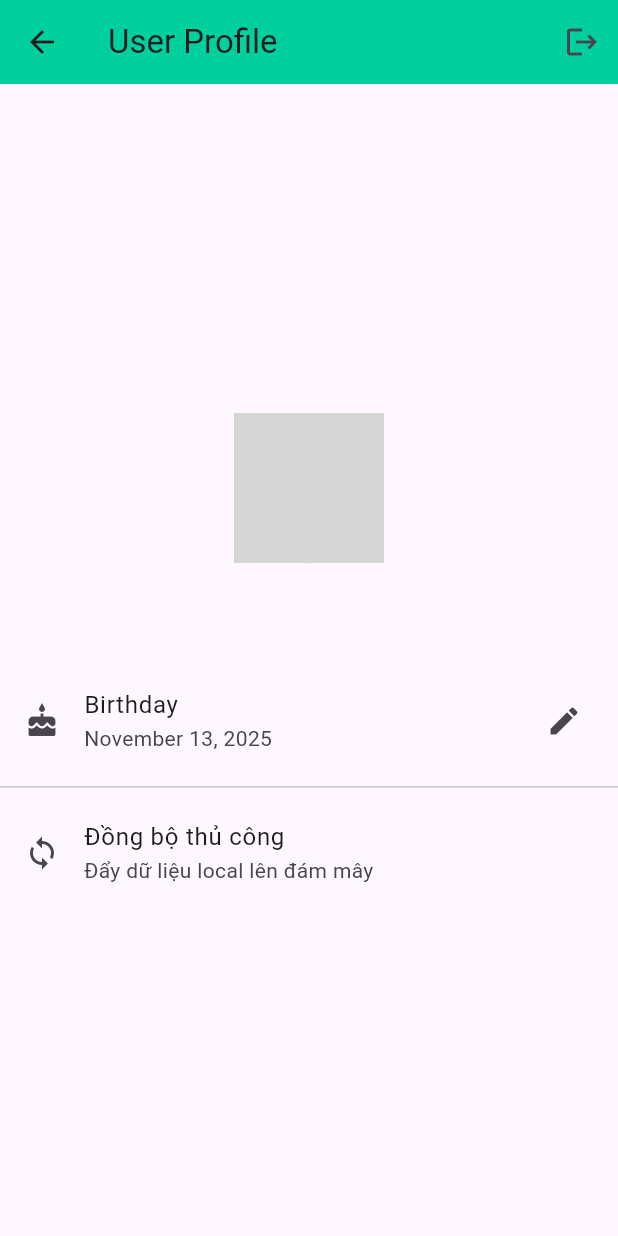
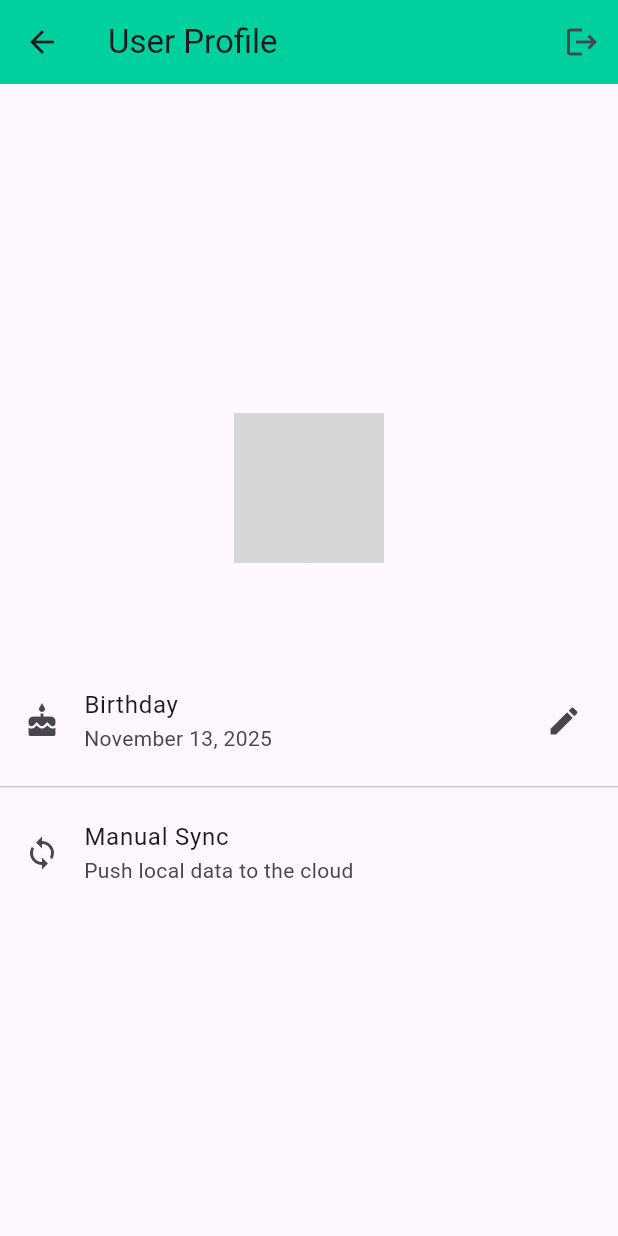
Before and after one commit to tranguyenxuwu/money-app, a Flutter app: the UserInterfaceScreen screen opened directly, on a phone screen of 412 x 824 dp. Run offline on Flutter 3.47's test engine with Material 3 defaults, Android fonts, the phone set to English and light mode, and no system bars; our stand-ins replace cloud_firestore, firebase_auth, firebase_core, fl_chart, flutter_dotenv, image_picker and 2 more; accounts and stored records are empty; generated files the repository leaves out were written again; grey boxes are pictures that could not be loaded.

Commit message:
Thêm cảnh báo sai mật khẩu, chỉnh sửa skip và sync thành tiếng anh

```diff
--- a/lib/screens/user_interface/user_interface.dart
+++ b/lib/screens/user_interface/user_interface.dart
@@ -185,8 +185,8 @@ class _UserInterfaceScreenState extends State<UserInterfaceScreen> {
                   const Divider(),
                   ListTile(
                     leading: const Icon(Icons.sync),
-                    title: const Text('Đồng bộ thủ công'),
-                    subtitle: const Text('Đẩy dữ liệu local lên đám mây'),
+                    title: const Text('Manual Sync'),
+                    subtitle: const Text('Push local data to the cloud'),
                     onTap: _syncData,
                   ),
                 ],
```
Also changed, not shown: lib/screens/login_and_signup/login_screen.dart (+26 -5 lines).
